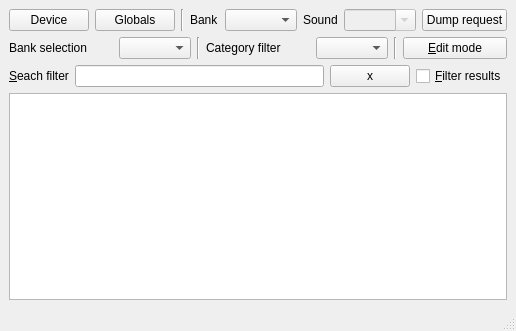
This is bigglesworth/main.ui in MaurizioB/Bigglesworth as Qt 5 draws it before an edit. The edited form follows.
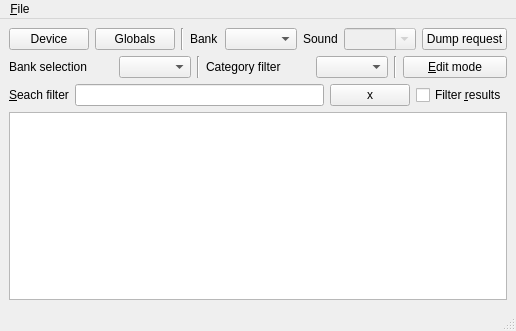
This is the edited form.

Patch:
```diff
--- a/bigglesworth/main.ui
+++ b/bigglesworth/main.ui
@@ -198,7 +198,7 @@
       <item>
        <widget class="QCheckBox" name="search_filter_chk">
         <property name="text">
-         <string>&amp;Filter results</string>
+         <string>Filter &amp;results</string>
         </property>
        </widget>
       </item>
@@ -243,6 +243,15 @@
      <height>17</height>
     </rect>
    </property>
+   <widget class="QMenu" name="menuFile">
+    <property name="title">
+     <string>&amp;File</string>
+    </property>
+    <addaction name="settingsAction"/>
+    <addaction name="separator"/>
+    <addaction name="quitAction"/>
+   </widget>
+   <addaction name="menuFile"/>
   </widget>
   <widget class="QStatusBar" name="statusbar"/>
   <action name="deviceAction">
```
Left out of the diff: 13 changed lines with no effect on the pictures.
